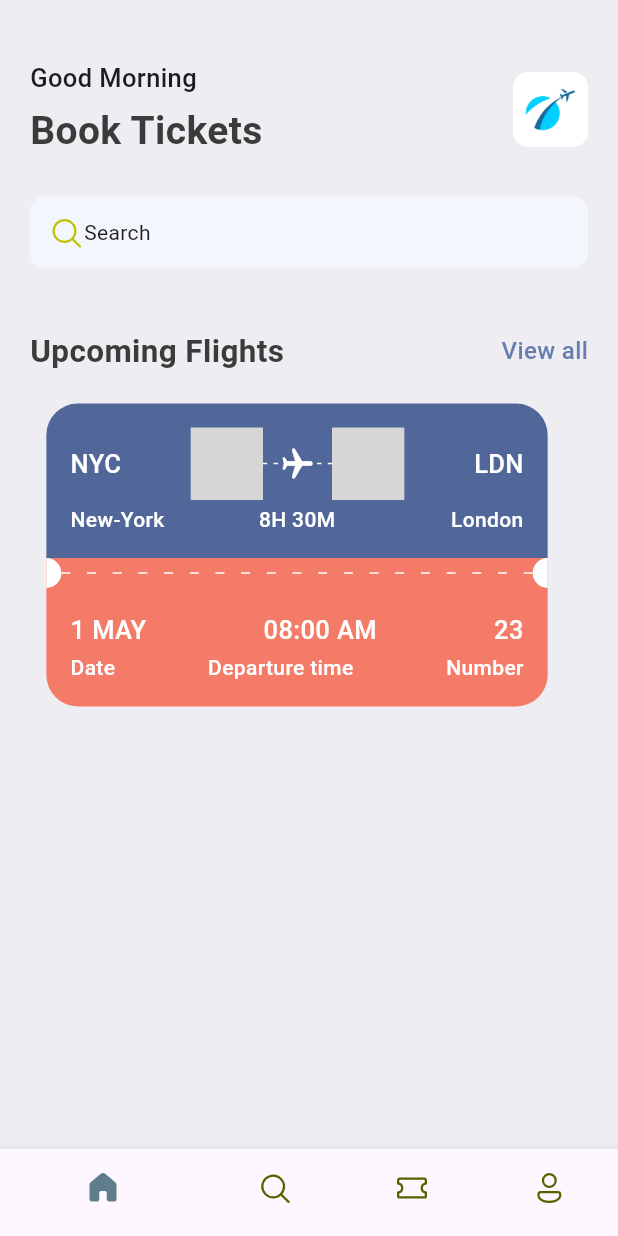
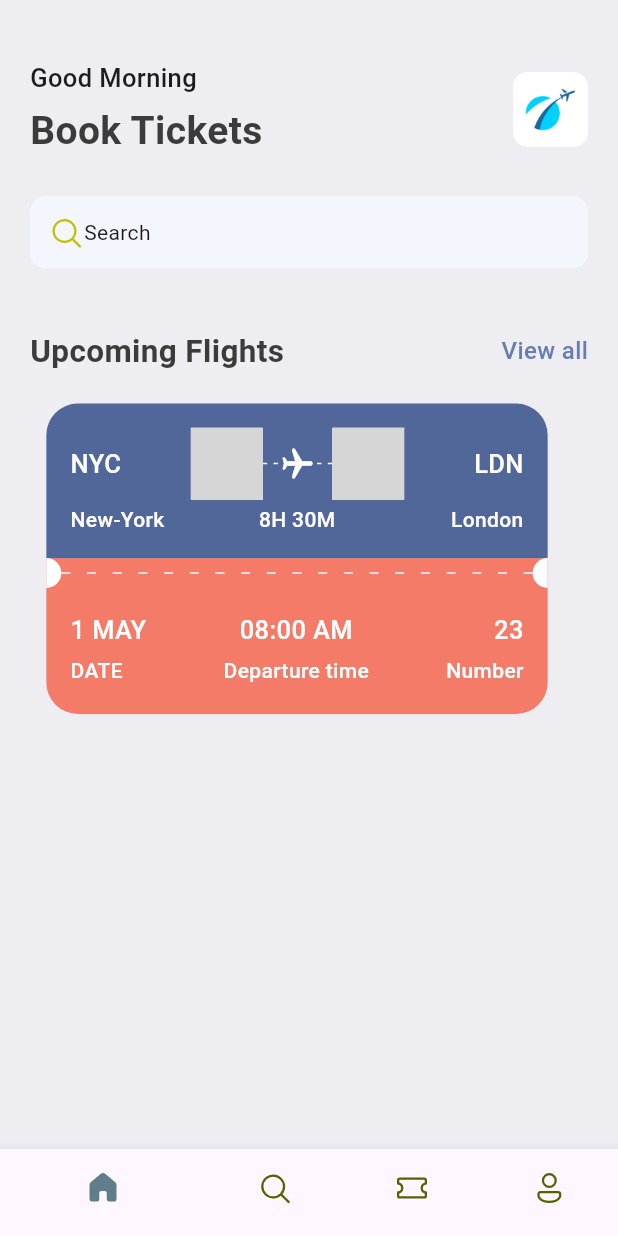
Before and after one commit to KarapetyanNarek/Ticket, a Flutter app: the screen it shows after launch, on a phone screen of 412 x 824 dp. Run offline on Flutter 3.47's test engine with Material 3 defaults, Android fonts, the light colour scheme and no system bars; our stand-ins replace fluentui_icons; grey boxes are pictures that could not be loaded.

Commit message:
Create TextStyles and AppColumnText classes

```diff
--- /dev/null
+++ b/lib/base/widgets/app_column_text_layout.dart
@@ -0,0 +1,22 @@
+import 'package:flutter/material.dart';
+import 'package:ticket_app/base/widgets/text_style_fourth.dart';
+import 'package:ticket_app/base/widgets/text_style_third.dart';
+
+class AppColumnTextLayout extends StatelessWidget {
+  final String topText;
+  final String bottomText;
+  final CrossAxisAlignment crossAlignment;
+  const AppColumnTextLayout({super.key, required this.topText, required this.bottomText, this.crossAlignment = CrossAxisAlignment.start});
+
+  @override
+  Widget build(BuildContext context) {
+    return Column(
+      crossAxisAlignment: crossAlignment,
+      children: [
+        TextStyleThird(text: topText),
+        const SizedBox(height: 5),
+        TextStyleFourth(text: bottomText),
+      ],
+    );
+  }
+}
--- /dev/null
+++ b/lib/base/widgets/text_style_fourth.dart
@@ -0,0 +1,19 @@
+import 'package:flutter/material.dart';
+import 'package:ticket_app/base/res/styles/app_styles.dart';
+
+class TextStyleFourth extends StatelessWidget {
+  final String text;
+  final TextAlign align;
+  const TextStyleFourth({super.key, required this.text, this.align = TextAlign.start});
+
+  @override
+  Widget build(BuildContext context) {
+    return Text(
+      text,
+      textAlign: align,
+      style: AppStyles.headLineStyle4.copyWith(
+          color: Colors.white
+      ),
+    );
+  }
+}
--- /dev/null
+++ b/lib/base/widgets/text_style_third.dart
@@ -0,0 +1,17 @@
+import 'package:flutter/material.dart';
+import 'package:ticket_app/base/res/styles/app_styles.dart';
+
+class TextStyleThird extends StatelessWidget {
+  final String text;
+  const TextStyleThird({super.key, required this.text});
+
+  @override
+  Widget build(BuildContext context) {
+    return Text(
+      text,
+      style: AppStyles.headLineStyle3.copyWith(
+          color: Colors.white
+      ),
+    );
+  }
+}
--- a/lib/base/widgets/ticket_view.dart
+++ b/lib/base/widgets/ticket_view.dart
@@ -2,7 +2,10 @@ import 'package:flutter/material.dart';
 import 'package:ticket_app/base/res/styles/app_styles.dart';
 import 'package:ticket_app/base/widgets/app_layoutbuilder_widget.dart';
 import 'package:ticket_app/base/widgets/big_circle.dart';
+import 'package:ticket_app/base/widgets/text_style_fourth.dart';
+import 'package:ticket_app/base/widgets/text_style_third.dart';
 
+import 'app_column_text_layout.dart';
 import 'big_dot.dart';
 
 class TicketView extends StatelessWidget {
@@ -34,12 +37,7 @@ class TicketView extends StatelessWidget {
                   // show departure and destination with icons first line
                   Row(
                     children: [
-                      Text(
-                        "NYC",
-                        style: AppStyles.headLineStyle3.copyWith(
-                          color: Colors.white
-                        ),
-                      ),
+                      const TextStyleThird(text: "NYC"),
                       Expanded(child: Container()),
                       const BigDot(),
                       Expanded(child: Stack(
@@ -54,44 +52,23 @@ class TicketView extends StatelessWidget {
                       )),
                       const BigDot(),
                       Expanded(child: Container()),
-                      Text(
-                        "LDN",
-                        style: AppStyles.headLineStyle3.copyWith(
-                            color: Colors.white
-                        ),
-                      ),
+                      const TextStyleThird(text: "LDN"),
                     ],
                   ),
                   const SizedBox(height: 3),
                   // show departure and destination names with time
                   Row(
                     children: [
-                      SizedBox(
+                      const SizedBox(
                         width: 100,
-                        child: Text(
-                          "New-York",
-                          style: AppStyles.headLineStyle4.copyWith(
-                              color: Colors.white
-                          ),
-                        ),
+                        child: TextStyleFourth(text: "New-York"),
                       ),
                       Expanded(child: Container()),
-                      Text(
-                        "8H 30M",
-                        style: AppStyles.headLineStyle4.copyWith(
-                            color: Colors.white
-                        ),
-                      ),
+                      const TextStyleFourth(text: "8H 30M"),
                       Expanded(child: Container()),
-                      SizedBox(
+                      const SizedBox(
                         width: 100,
-                        child: Text(
-                          "London",
-                          textAlign: TextAlign.end,
-                          style: AppStyles.headLineStyle4.copyWith(
-                              color: Colors.white
-                          ),
-                        ),
+                        child: TextStyleFourth(text: "London", align: TextAlign.end),
                       ),
                     ],
                   ),
@@ -119,59 +96,29 @@ class TicketView extends StatelessWidget {
                     bottomRight: Radius.circular(21)
                 ),
               ),
-              child: Column(
+              child: const Column(
                 children: [
                   // show departure and destination with icons first line
                   Row(
+                    mainAxisAlignment: MainAxisAlignment.spaceBetween,
                     children: [
-                      Text(
-                        "1 MAY",
-                        style: AppStyles.headLineStyle3.copyWith(
-                            color: Colors.white
-                        ),
+                      AppColumnTextLayout(
+                        topText:  "1 MAY",
+                        bottomText: "DATE"
                       ),
-                      Expanded(child: Container()),
-                      Text(
-                        "08:00 AM",
-                        style: AppStyles.headLineStyle3.copyWith(
-                            color: Colors.white
-                        ),
+                      AppColumnTextLayout(
+                        crossAlignment: CrossAxisAlignment.center,
+                        topText:  "08:00 AM",
+                        bottomText: "Departure time"
                       ),
-                      Expanded(child: Container()),
-                      Text(
-                        "23",
-                        style: AppStyles.headLineStyle3.copyWith(
-                            color: Colors.white
-                        ),
+                      AppColumnTextLayout(
+                          crossAlignment: CrossAxisAlignment.end,
+                          topText:  "23",
+                          bottomText: "Number"
                       ),
                     ],
                   ),
-                  const SizedBox(height: 3),
-                  // show departure and destination names with time
-                  Row(
-                    children: [
-                      Text(
-                        "Date",
-                        style: AppStyles.headLineStyle4.copyWith(
-                            color: Colors.white
-                        ),
-                      ),
-                      Expanded(child: Container()),
-                      Text(
-                        "Departure time",
-                        style: AppStyles.headLineStyle4.copyWith(
-                            color: Colors.white
-                        ),
-                      ),
-                      Expanded(child: Container()),
-                      Text(
-                        "Number",
-                        style: AppStyles.headLineStyle4.copyWith(
-                            color: Colors.white
-                        ),
-                      ),
-                    ],
-                  ),
+                  SizedBox(height: 3),
                 ],
               ),
             ),
```
